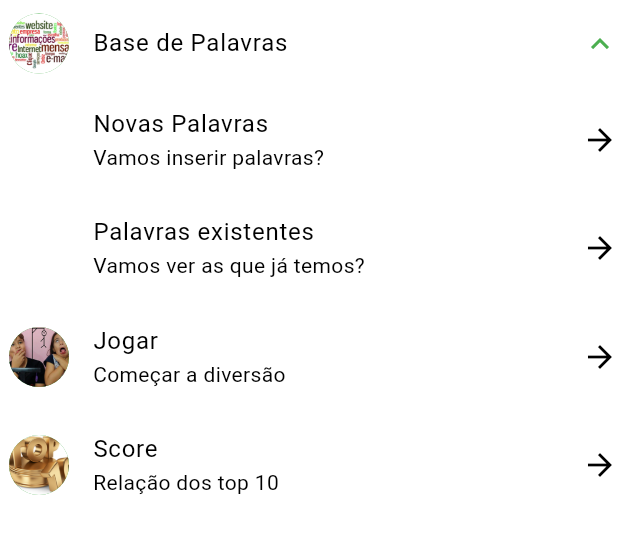
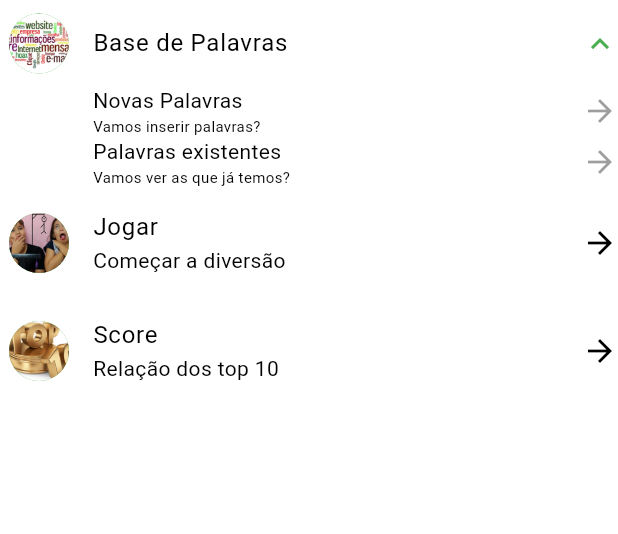
Before and after one commit to thgoas/Jogo_forca, a Flutter app: the DrawerBodyContentApp widget shown alone on an empty page, opened directly, after a tap on "Base de Palavras", on a phone screen of 412 x 824 dp. Shown: the top 534 px of the screen. Run offline on Flutter 3.47's test engine with Material 3 defaults, Android fonts, the phone set to English and light mode, and no system bars; our stand-ins replace shared_preferences; accounts and stored records are empty.

Commit message:
refactor: create listtileapp widget

```diff
--- a/lib/drawer/widgets/drawerbodycontent_app.dart
+++ b/lib/drawer/widgets/drawerbodycontent_app.dart
@@ -1,5 +1,6 @@
 import 'package:flutter/cupertino.dart';
 import 'package:flutter/material.dart';
+import 'package:forca/widgets/listtile_app_widget.dart';
 
 class DrawerBodyContentApp extends StatelessWidget {
   const DrawerBodyContentApp({super.key});
@@ -9,14 +10,14 @@ class DrawerBodyContentApp extends StatelessWidget {
 
     return ListView(
       children:   [
-        ListTileTheme(
-          contentPadding: const EdgeInsets.only(left: 6.0),
+        const ListTileTheme(
+          contentPadding: EdgeInsets.only(left: 6.0),
           child: ExpansionTile(
-            leading: const CircleAvatar(
+            leading: CircleAvatar(
               backgroundImage: AssetImage('assets/images/drawer/base_de_palavras.png'),
 
             ),
-            title: const Text(
+            title: Text(
               'Base de Palavras',
               style: TextStyle(
                 color: Colors.black,
@@ -25,15 +26,15 @@ class DrawerBodyContentApp extends StatelessWidget {
             ),
             onExpansionChanged: null,
             children: [
-              _createListTile(
-                contentPadding: const EdgeInsets.only(left: 62.0),
+              ListTileAppWidget(
+                contentPadding: EdgeInsets.only(left: 62.0),
 
                 titleText: 'Novas Palavras',
                 subtitleText: 'Vamos inserir palavras?',
 
               ),
-              _createListTile(
-                contentPadding: const EdgeInsets.only(left: 62.0),
+              ListTileAppWidget(
+                contentPadding: EdgeInsets.only(left: 62.0),
 
                 titleText: 'Palavras existentes',
                 subtitleText: 'Vamos ver as que já temos?',
--- /dev/null
+++ b/lib/widgets/listtile_app_widget.dart
@@ -0,0 +1,61 @@
+import 'package:flutter/material.dart';
+
+class ListTileAppWidget extends StatelessWidget {
+  final EdgeInsets contentPadding;
+  final ImageProvider? avatarImage;
+  final String titleText;
+  final String subtitleText;
+
+  const ListTileAppWidget({super.key,
+  this.contentPadding = const EdgeInsets.only(left: 54.0, top: 0.0, bottom: 8.0),
+    this.avatarImage,
+    required this.titleText,
+    required this.subtitleText,
+  });
+
+  @override
+  Widget build(BuildContext context) {
+    return Padding(padding: contentPadding,
+      child: Row(
+        children: [
+          (avatarImage == null)
+          ? Container(
+            width: 0,
+          )
+              : Container(
+            width: 30.0,
+            height: 30.0,
+            decoration: BoxDecoration(
+              shape: BoxShape.circle,
+              image: DecorationImage(
+                image: avatarImage!,
+                fit: BoxFit.cover
+              )
+            ),
+          ),
+          Expanded(
+            child: Column(
+              crossAxisAlignment: CrossAxisAlignment.start,
+              children: [
+                Text(titleText),
+                Text(
+                  subtitleText,
+                  style: const TextStyle(
+                    fontSize: 10.0,
+                  ),
+                )
+              ],
+            ),
+          ),
+          GestureDetector(
+            child: const Icon(
+              Icons.arrow_forward,
+              color: Colors.black38,
+            ),
+            onTap: () {},
+          )
+        ],
+      ),
+    );
+  }
+}
```
